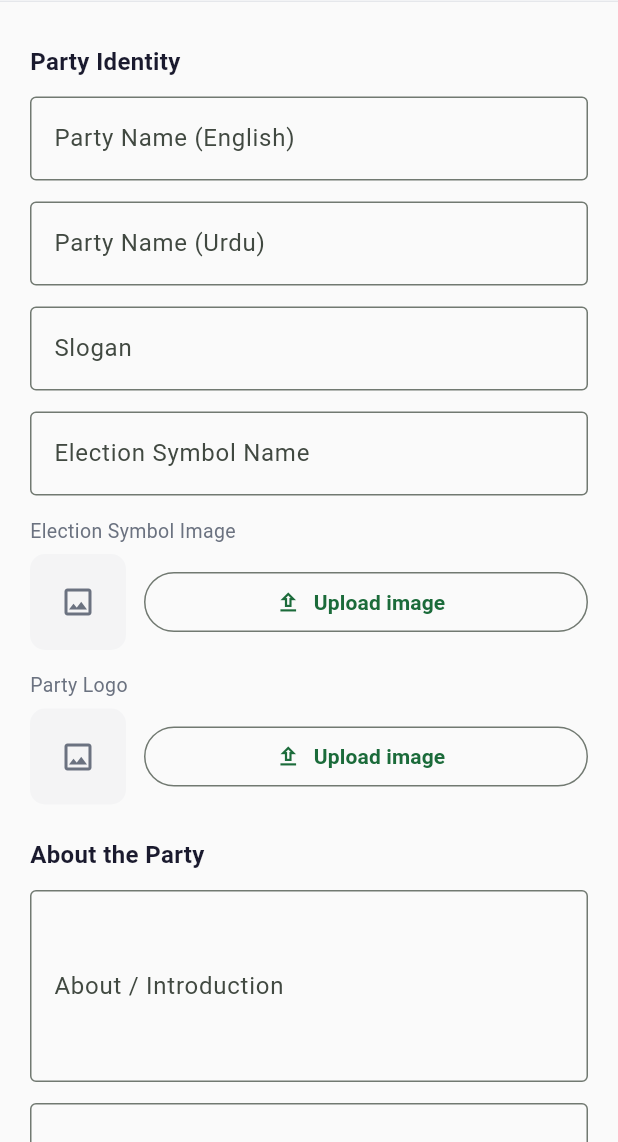
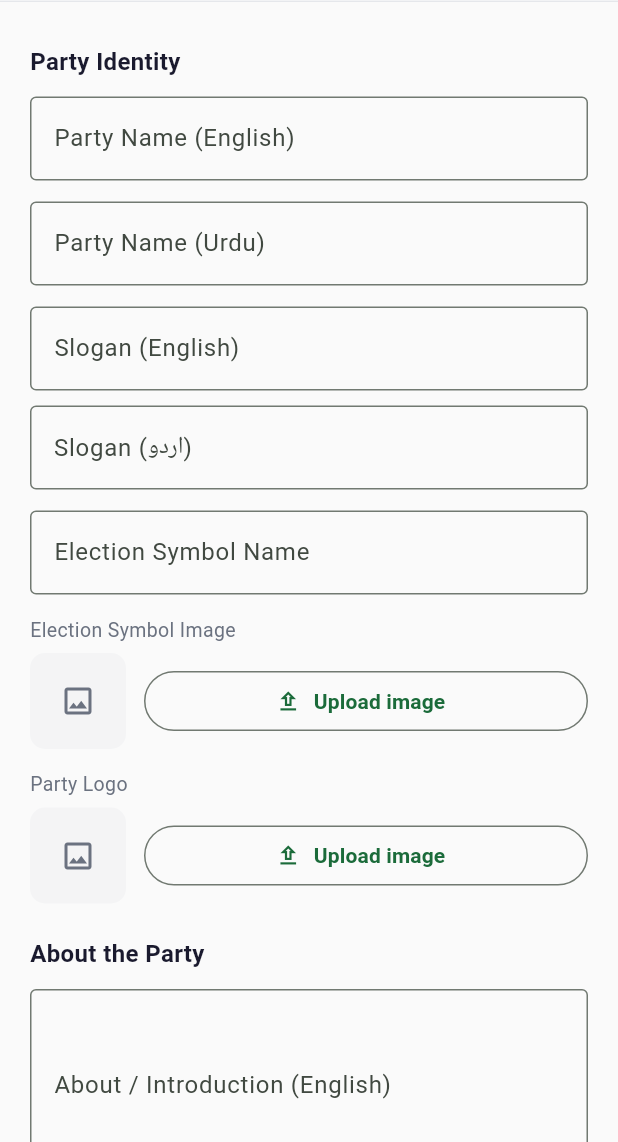
Before and after one commit to TouseefSajjad/mukamal_pakistan_party_admin_panel, a Flutter app: the WebsiteDashboardScreen screen opened by its route, after a tap on "Site Settings", on a phone screen of 412 x 824 dp, the part 94-1236 px from its top. Run offline on Flutter 3.47's test engine with Material 3 defaults, Android fonts, the phone set to English and light mode, and no system bars; our stand-ins replace cloud_firestore, file_picker, firebase_auth, firebase_core, firebase_storage, image_picker; missing offline and left inert: dart:html, dart:ui_web; accounts and stored records are empty; statements that could not run were skipped.

Commit message:
Website panel language update

```diff
--- a/lib/Website/site_settings_screen.dart
+++ b/lib/Website/site_settings_screen.dart
@@ -11,6 +11,12 @@ import '../../widgets/admin_app_bar.dart';
 
 /// site_settings/main is a single document, not a list — so it gets its
 /// own simple form screen instead of going through GenericListScreen.
+///
+/// Bilingual fields (slogan, aboutIntro, visionMission, history,
+/// footerText) are stored as `{ en: "...", ur: "..." }` maps in
+/// Firestore, same convention as the bilingual fields in
+/// GenericListScreen, so the website can show whichever language the
+/// visitor picked.
 class SiteSettingsScreen extends StatefulWidget {
   const SiteSettingsScreen({super.key});
 
@@ -22,18 +28,14 @@ class _SiteSettingsScreenState extends State<SiteSettingsScreen> {
   final _docRef =
   FirebaseFirestore.instance.collection('site_settings').doc('main');
 
+  // Plain (single-language) fields.
   final _controllers = <String, TextEditingController>{
     'partyName': TextEditingController(),
     'partyNameUrdu': TextEditingController(),
-    'slogan': TextEditingController(),
     'electionSymbolName': TextEditingController(),
     'electionSymbolImageUrl': TextEditingController(),
     'logoUrl': TextEditingController(),
-    'aboutIntro': TextEditingController(),
-    'visionMission': TextEditingController(),
-    'history': TextEditingController(),
     'manifestoPdfUrl': TextEditingController(),
-    'footerText': TextEditingController(),
     'contact.phone': TextEditingController(),
     'contact.email': TextEditingController(),
     'contact.address': TextEditingController(),
@@ -43,6 +45,17 @@ class _SiteSettingsScreenState extends State<SiteSettingsScreen> {
     'contact.youtube': TextEditingController(),
   };
 
+  // Bilingual fields — each gets an ::en and ::ur controller.
+  static const _bilingualKeys = [
+    'slogan',
+    'aboutIntro',
+    'visionMission',
+    'history',
+    'footerText',
+  ];
+
+  final _bilingualControllers = <String, TextEditingController>{};
+
   bool _loading = true;
   bool _saving = false;
   final _uploading = <String, bool>{};
@@ -50,6 +63,10 @@ class _SiteSettingsScreenState extends State<SiteSettingsScreen> {
   @override
   void initState() {
     super.initState();
+    for (final key in _bilingualKeys) {
+      _bilingualControllers['$key::en'] = TextEditingController();
+      _bilingualControllers['$key::ur'] = TextEditingController();
+    }
     _load();
   }
 
@@ -58,17 +75,13 @@ class _SiteSettingsScreenState extends State<SiteSettingsScreen> {
       final snap = await _docRef.get();
       final data = snap.data() ?? {};
       final contact = (data['contact'] as Map<String, dynamic>?) ?? {};
+
       _controllers['partyName']!.text = data['partyName'] ?? '';
       _controllers['partyNameUrdu']!.text = data['partyNameUrdu'] ?? '';
-      _controllers['slogan']!.text = data['slogan'] ?? '';
       _controllers['electionSymbolName']!.text = data['electionSymbolName'] ?? '';
       _controllers['electionSymbolImageUrl']!.text = data['electionSymbolImageUrl'] ?? '';
       _controllers['logoUrl']!.text = data['logoUrl'] ?? '';
-      _controllers['aboutIntro']!.text = data['aboutIntro'] ?? '';
-      _controllers['visionMission']!.text = data['visionMission'] ?? '';
-      _controllers['history']!.text = data['history'] ?? '';
       _controllers['manifestoPdfUrl']!.text = data['manifestoPdfUrl'] ?? '';
-      _controllers['footerText']!.text = data['footerText'] ?? '';
       _controllers['contact.phone']!.text = contact['phone'] ?? '';
       _controllers['contact.email']!.text = contact['email'] ?? '';
       _controllers['contact.address']!.text = contact['address'] ?? '';
@@ -76,6 +89,13 @@ class _SiteSettingsScreenState extends State<SiteSettingsScreen> {
       _controllers['contact.twitter']!.text = contact['twitter'] ?? '';
       _controllers['contact.instagram']!.text = contact['instagram'] ?? '';
       _controllers['contact.youtube']!.text = contact['youtube'] ?? '';
+
+      for (final key in _bilingualKeys) {
+        final raw = data[key];
+        final map = raw is Map ? raw : const {};
+        _bilingualControllers['$key::en']!.text = (map['en'] ?? '').toString();
+        _bilingualControllers['$key::ur']!.text = (map['ur'] ?? '').toString();
+      }
     } catch (e) {
       if (mounted) {
         ScaffoldMessenger.of(context)
@@ -114,18 +134,13 @@ class _SiteSettingsScreenState extends State<SiteSettingsScreen> {
   Future<void> _save() async {
     setState(() => _saving = true);
     try {
-      final data = {
+      final data = <String, dynamic>{
         'partyName': _controllers['partyName']!.text.trim(),
         'partyNameUrdu': _controllers['partyNameUrdu']!.text.trim(),
-        'slogan': _controllers['slogan']!.text.trim(),
         'electionSymbolName': _controllers['electionSymbolName']!.text.trim(),
         'electionSymbolImageUrl': _controllers['electionSymbolImageUrl']!.text.trim(),
         'logoUrl': _controllers['logoUrl']!.text.trim(),
-        'aboutIntro': _controllers['aboutIntro']!.text.trim(),
-        'visionMission': _controllers['visionMission']!.text.trim(),
-        'history': _controllers['history']!.text.trim(),
         'manifestoPdfUrl': _controllers['manifestoPdfUrl']!.text.trim(),
-        'footerText': _controllers['footerText']!.text.trim(),
         'contact': {
           'phone': _controllers['contact.phone']!.text.trim(),
           'email': _controllers['contact.email']!.text.trim(),
@@ -138,6 +153,14 @@ class _SiteSettingsScreenState extends State<SiteSettingsScreen> {
         'updatedAt': FieldValue.serverTimestamp(),
         'updatedBy': FirebaseAuth.instance.currentUser?.uid ?? 'admin',
       };
+
+      for (final key in _bilingualKeys) {
+        data[key] = {
+          'en': _bilingualControllers['$key::en']!.text.trim(),
+          'ur': _bilingualControllers['$key::ur']!.text.trim(),
+        };
+      }
+
       await _docRef.set(data, SetOptions(merge: true));
       if (mounted) {
         ScaffoldMessenger.of(context)
@@ -158,6 +181,9 @@ class _SiteSettingsScreenState extends State<SiteSettingsScreen> {
     for (final c in _controllers.values) {
       c.dispose();
     }
+    for (final c in _bilingualControllers.values) {
+      c.dispose();
+    }
     super.dispose();
   }
 
@@ -167,6 +193,36 @@ class _SiteSettingsScreenState extends State<SiteSettingsScreen> {
       controller: _controllers[key],
       maxLines: maxLines,
       decoration: InputDecoration(labelText: label, border: const OutlineInputBorder()),
+    ),
+  );
+
+  /// Renders an English field + an Urdu (RTL) field stacked for one
+  /// bilingual key, e.g. _bilingual('slogan', 'Slogan').
+  Widget _bilingual(String key, String label, {int maxLines = 1}) => Padding(
+    padding: const EdgeInsets.only(bottom: 14),
+    child: Column(
+      crossAxisAlignment: CrossAxisAlignment.start,
+      children: [
+        TextFormField(
+          controller: _bilingualControllers['$key::en'],
+          maxLines: maxLines,
+          decoration: InputDecoration(
+            labelText: '$label (English)',
+            border: const OutlineInputBorder(),
+          ),
+        ),
+        const SizedBox(height: 10),
+        TextFormField(
+          controller: _bilingualControllers['$key::ur'],
+          maxLines: maxLines,
+          textDirection: TextDirection.rtl,
+          textAlign: TextAlign.right,
+          decoration: InputDecoration(
+            labelText: '$label (اردو)',
+            border: const OutlineInputBorder(),
+          ),
+        ),
+      ],
     ),
   );
 
@@ -241,14 +297,14 @@ class _SiteSettingsScreenState extends State<SiteSettingsScreen> {
             _sectionTitle('Party Identity'),
             _text('partyName', 'Party Name (English)'),
             _text('partyNameUrdu', 'Party Name (Urdu)'),
-                  _text('slogan', 'Slogan'),
+            _bilingual('slogan', 'Slogan'),
             _text('electionSymbolName', 'Election Symbol Name'),
             _image('electionSymbolImageUrl', 'Election Symbol Image', 'symbol'),
             _image('logoUrl', 'Party Logo', 'logo'),
             _sectionTitle('About the Party'),
-                  _text('aboutIntro', 'About / Introduction', maxLines: 4),
-                  _text('visionMission', 'Vision & Mission', maxLines: 4),
-                  _text('history', 'History', maxLines: 4),
+            _bilingual('aboutIntro', 'About / Introduction', maxLines: 4),
+            _bilingual('visionMission', 'Vision & Mission', maxLines: 4),
+            _bilingual('history', 'History', maxLines: 4),
             _text('manifestoPdfUrl', 'Manifesto PDF URL'),
             _sectionTitle('Contact Info'),
             _text('contact.phone', 'Phone'),
@@ -259,7 +315,7 @@ class _SiteSettingsScreenState extends State<SiteSettingsScreen> {
             _text('contact.instagram', 'Instagram URL'),
             _text('contact.youtube', 'YouTube URL'),
             _sectionTitle('Footer'),
-                  _text('footerText', 'Footer Text', maxLines: 2),
+            _bilingual('footerText', 'Footer Text', maxLines: 2),
             const SizedBox(height: 12),
             SizedBox(
               height: 48,
```
Also changed, not shown: lib/Website/Field config.dart (+17 -3 lines), lib/Website/generic_list_screen.dart (+68 -2 lines), lib/Website/website_module_configs.dart (+18 -11 lines), 1 other file. Lines whose indentation alone changed are shown as unchanged.
